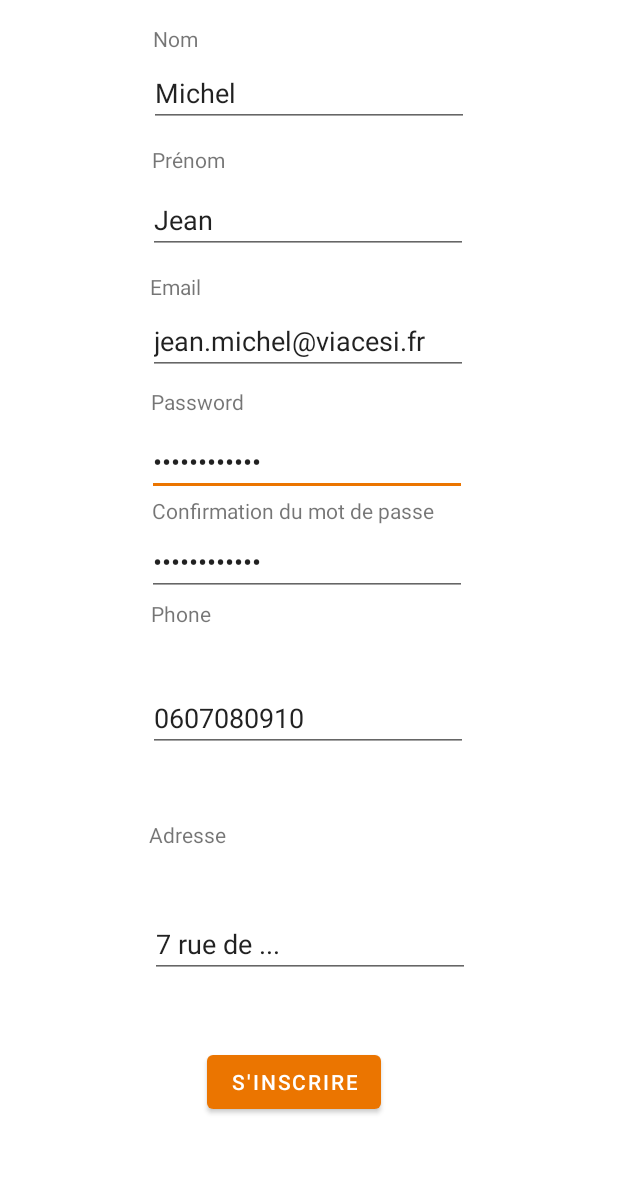
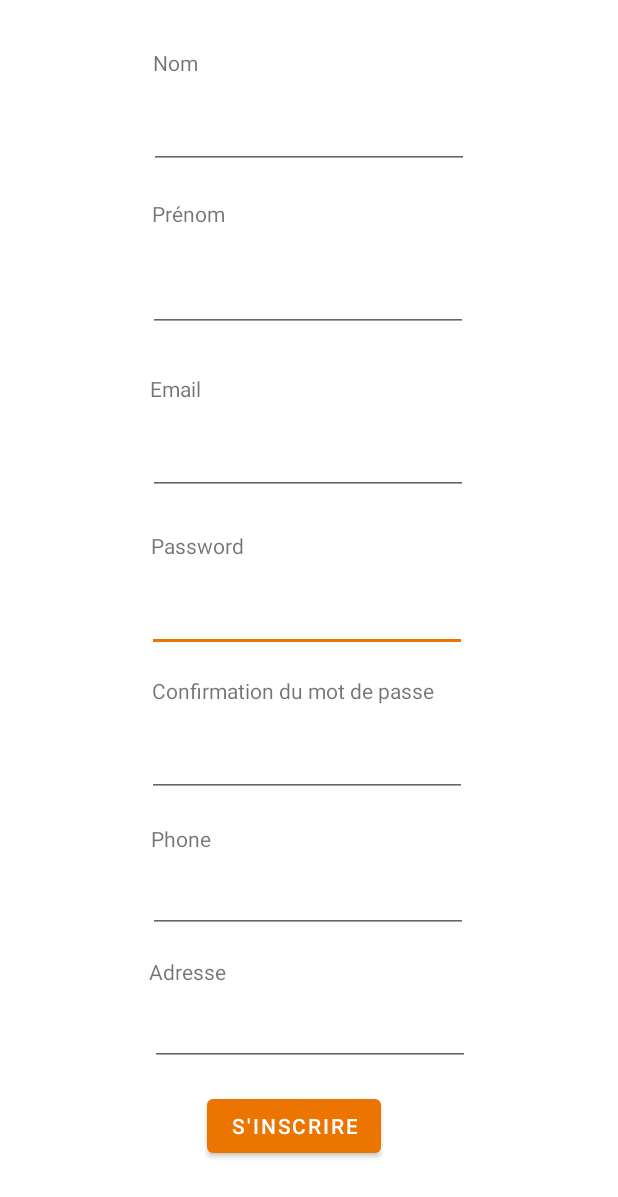
Before and after one commit to LesEsperluettes/CESI_ton_livre, an Android app: the layout activity_signin.xml on its own in the app's theme, with its tools: preview values and no code run, on a phone screen of 412 x 824 dp. Shown: the top 1197 px of the screen. Run offline under Robolectric (Android 15) with nearby library versions, the phone set to English and light mode, and no system bars.

```diff
--- a/app/src/main/res/layout/login.xml
+++ b/app/src/main/res/layout/activity_login.xml
@@ -38,7 +38,7 @@
         android:layout_marginTop="178dp"
         android:ems="10"
         android:inputType="textEmailAddress"
-        android:text="jean.michel@viacesi.fr"
+        android:autofillHints="jean.michel@viacesi.fr"
         app:layout_constraintEnd_toEndOf="parent"
         app:layout_constraintStart_toStartOf="parent"
         app:layout_constraintTop_toTopOf="parent" />
@@ -52,7 +52,7 @@
         android:layout_marginTop="16dp"
         android:ems="10"
         android:inputType="textPassword"
-        android:text="password123."
+        android:autofillHints="password"
         app:layout_constraintBottom_toTopOf="@+id/buttonSignUp"
         app:layout_constraintEnd_toEndOf="parent"
         app:layout_constraintStart_toStartOf="parent"
--- a/app/src/main/res/layout/signin.xml
+++ b/app/src/main/res/layout/activity_signin.xml
@@ -12,16 +12,14 @@
         android:id="@+id/password"
         android:layout_width="wrap_content"
         android:layout_height="wrap_content"
-        android:layout_marginTop="4dp"
+        android:autofillHints="password"
         android:ems="10"
         android:inputType="textPassword"
-        android:text="password123."
         app:layout_constraintBottom_toTopOf="@+id/confirmpasswordLabel"
         app:layout_constraintEnd_toEndOf="parent"
         app:layout_constraintHorizontal_bias="0.492"
         app:layout_constraintStart_toStartOf="parent"
-        app:layout_constraintTop_toBottomOf="@+id/passwordLabel"
-        android:autofillHints="password" />
+        app:layout_constraintTop_toBottomOf="@+id/passwordLabel" />
 
     <EditText
         android:id="@+id/confirmpassword"
@@ -31,7 +29,6 @@
         android:layout_marginTop="8dp"
         android:ems="10"
         android:inputType="textPassword"
-        android:text="password123."
         app:layout_constraintBottom_toTopOf="@+id/phoneLabel"
         app:layout_constraintEnd_toEndOf="parent"
         app:layout_constraintHorizontal_bias="0.492"
@@ -45,7 +42,6 @@
         android:id="@+id/confirmpasswordLabel"
         android:layout_width="wrap_content"
         android:layout_height="wrap_content"
-        android:layout_marginBottom="2dp"
         android:layout_marginEnd="280dp"
         android:layout_marginStart="101dp"
         android:text="Confirmation du mot de passe"
@@ -53,8 +49,7 @@
         app:layout_constraintEnd_toEndOf="parent"
         app:layout_constraintHorizontal_bias="0.0"
         app:layout_constraintStart_toStartOf="parent"
-        app:layout_constraintTop_toBottomOf="@+id/confirmpassword"
-        />
+        app:layout_constraintTop_toBottomOf="@+id/confirmpassword" />
 
     <EditText
         android:id="@+id/address"
@@ -63,7 +58,6 @@
         android:layout_marginBottom="4dp"
         android:ems="10"
         android:inputType="text"
-        android:text="7 rue de ..."
         app:layout_constraintBottom_toTopOf="@+id/register"
         app:layout_constraintEnd_toEndOf="parent"
         app:layout_constraintHorizontal_bias="0.502"
@@ -78,7 +72,6 @@
         android:layout_marginBottom="8dp"
         android:ems="10"
         android:inputType="text|phone"
-        android:text="0607080910"
         app:layout_constraintBottom_toTopOf="@+id/addressLabel"
         app:layout_constraintEnd_toEndOf="parent"
         app:layout_constraintHorizontal_bias="0.497"
@@ -93,7 +86,6 @@
         android:layout_marginBottom="4dp"
         android:ems="10"
         android:inputType="textEmailAddress"
-        android:text="jean.michel@viacesi.fr"
         app:layout_constraintBottom_toTopOf="@+id/passwordLabel"
         app:layout_constraintEnd_toEndOf="parent"
         app:layout_constraintHorizontal_bias="0.497"
@@ -108,7 +100,6 @@
         android:layout_marginBottom="8dp"
         android:ems="10"
         android:inputType="text"
-        android:text="Jean"
         app:layout_constraintBottom_toTopOf="@+id/emailLabel"
         app:layout_constraintEnd_toEndOf="parent"
         app:layout_constraintHorizontal_bias="0.497"
@@ -125,7 +116,6 @@
         android:layout_marginBottom="4dp"
         android:ems="10"
         android:inputType="text"
-        android:text="Michel"
         app:layout_constraintBottom_toTopOf="@+id/firstnameLabel"
         app:layout_constraintEnd_toEndOf="parent"
         app:layout_constraintStart_toStartOf="parent"
@@ -136,7 +126,6 @@
         android:id="@+id/nameLabel"
         android:layout_width="wrap_content"
         android:layout_height="wrap_content"
-        android:layout_marginBottom="4dp"
         android:layout_marginEnd="280dp"
         android:layout_marginStart="101dp"
         android:layout_marginTop="16dp"
@@ -153,7 +142,6 @@
         android:layout_marginBottom="8dp"
         android:layout_marginEnd="280dp"
         android:layout_marginStart="101dp"
-        android:layout_marginTop="8dp"
         android:text="Prénom"
         app:layout_constraintBottom_toTopOf="@+id/firstname"
         app:layout_constraintEnd_toEndOf="parent"
@@ -165,7 +153,6 @@
         android:id="@+id/emailLabel"
         android:layout_width="wrap_content"
         android:layout_height="wrap_content"
-        android:layout_marginBottom="4dp"
         android:layout_marginEnd="280dp"
         android:layout_marginStart="101dp"
         android:layout_marginTop="4dp"
@@ -179,7 +166,6 @@
         android:id="@+id/passwordLabel"
         android:layout_width="wrap_content"
         android:layout_height="wrap_content"
-        android:layout_marginBottom="4dp"
         android:layout_marginEnd="280dp"
         android:layout_marginStart="101dp"
         android:layout_marginTop="4dp"
@@ -188,8 +174,7 @@
         app:layout_constraintEnd_toEndOf="parent"
         app:layout_constraintHorizontal_bias="0.031"
         app:layout_constraintStart_toStartOf="parent"
-        app:layout_constraintTop_toBottomOf="@+id/email"
-        app:layout_constraintVertical_bias="0.47" />
+        app:layout_constraintTop_toBottomOf="@+id/email" />
 
     <TextView
         android:id="@+id/phoneLabel"
@@ -197,19 +182,18 @@
         android:layout_height="wrap_content"
         android:layout_marginEnd="280dp"
         android:layout_marginStart="101dp"
-        android:layout_marginTop="8dp"
+        android:layout_marginTop="2dp"
         android:text="Phone"
         app:layout_constraintBottom_toTopOf="@+id/phone"
         app:layout_constraintEnd_toEndOf="parent"
         app:layout_constraintHorizontal_bias="0.1"
         app:layout_constraintStart_toStartOf="parent"
-        app:layout_constraintTop_toBottomOf="@+id/password" />
+        app:layout_constraintTop_toBottomOf="@+id/confirmpassword" />
 
     <TextView
         android:id="@+id/addressLabel"
         android:layout_width="wrap_content"
         android:layout_height="wrap_content"
-        android:layout_marginBottom="4dp"
         android:layout_marginEnd="280dp"
         android:layout_marginStart="101dp"
         android:text="Adresse"
```
Also changed, not shown: app/src/main/AndroidManifest.xml (+6 -4 lines), app/src/main/java/fr/lesesperluettes/cesi_ton_livre/LoginActivity.java (+4 -3 lines), app/src/main/java/fr/lesesperluettes/cesi_ton_livre/SignInActivity.java (+12 -4 lines).
